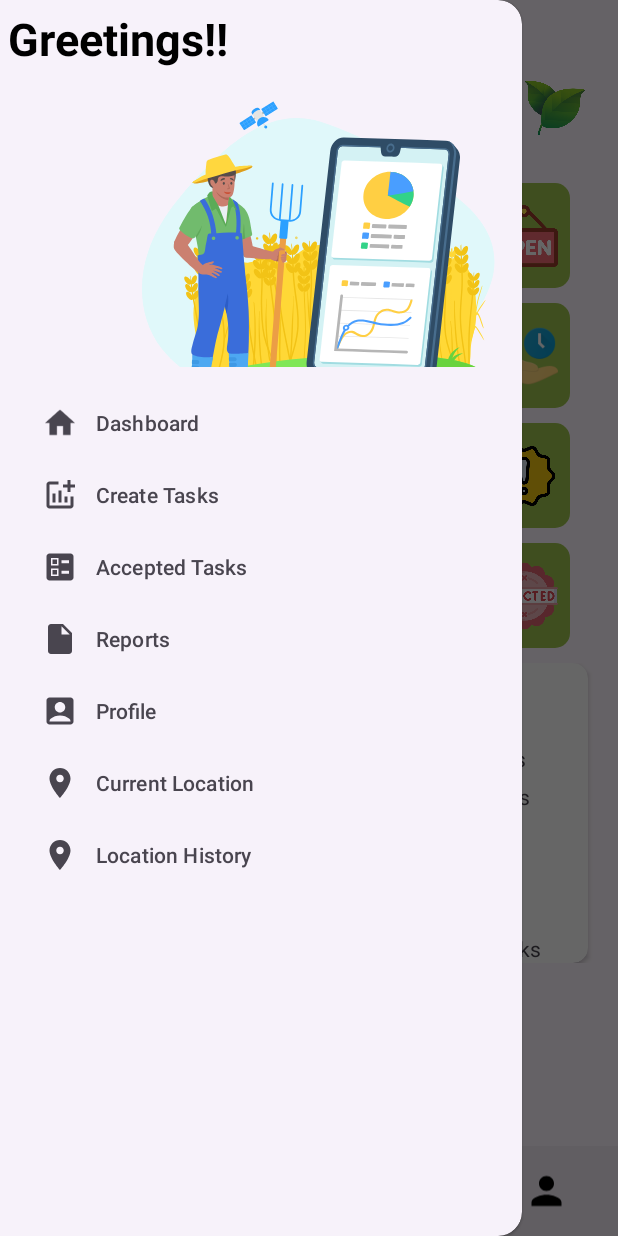
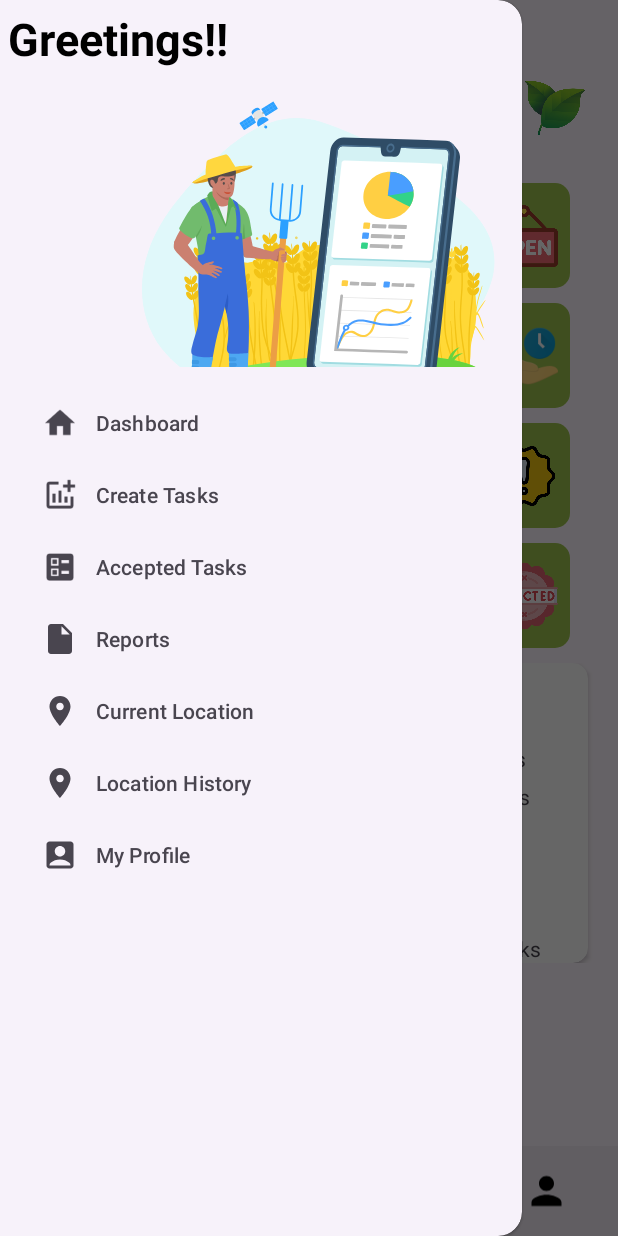
Before and after one commit to NaveenHareendra/FSM_CLIENT, an Android app: the NavigationDrawer screen opened directly, with no data from a screen before it, with the side drawer open, on a phone screen of 412 x 824 dp. Run offline under Robolectric (Android 15) with nearby library versions, the phone set to English and light mode, and no system bars; our stand-ins replace Firebase (no records; nobody signed in at launch, a user with empty details on screens opened directly); libraries missing offline, so code that uses them is left out: org.eazegraph.lib; plain views replace PieChart; 9 statements that could not run were skipped.

Commit message:
Changes On Viva Day

```diff
--- a/app/src/main/java/com/example/agrisiteclient/DownloadReports.java
+++ b/app/src/main/java/com/example/agrisiteclient/DownloadReports.java
@@ -153,8 +153,8 @@ public class DownloadReports extends AppCompatActivity {
                 float completionRatio = totalTasks == 0 ? 0 : ((float) completedTasks / totalTasks);
                 float incompletionRatio = ((float)(totalTasks - completedTasks)/totalTasks);
 
-                Toast.makeText(DownloadReports.this, "COMPLETION RATIO: " +completionRatio, Toast.LENGTH_SHORT).show();
-                Toast.makeText(DownloadReports.this, "INCOMPLETION RATIO: " +incompletionRatio, Toast.LENGTH_SHORT).show();
+                //Toast.makeText(DownloadReports.this, "COMPLETION RATIO: " +completionRatio, Toast.LENGTH_SHORT).show();
+                //Toast.makeText(DownloadReports.this, "INCOMPLETION RATIO: " +incompletionRatio, Toast.LENGTH_SHORT).show();
 
                 Log.d("COMPLETE RATIO","AS RATIO"+completionRatio);
                 Log.d("INCOMPLETE RATIO","AS RATIO"+incompletionRatio);
--- a/app/src/main/java/com/example/agrisiteclient/LoginPage.java
+++ b/app/src/main/java/com/example/agrisiteclient/LoginPage.java
@@ -108,10 +108,10 @@ public class LoginPage extends AppCompatActivity {
                             //Toast.makeText(LoginPage.this, "Selected name is 1: " +fullnameFromDB, Toast.LENGTH_SHORT).show();
 
                             i.putExtra("selectedVSDomain", VSDomainFromDB);
-                            Toast.makeText(LoginPage.this, "Selected VS Domain is 1 : " +VSDomainFromDB, Toast.LENGTH_SHORT).show();
+                            //Toast.makeText(LoginPage.this, "Selected VS Domain is 1 : " +VSDomainFromDB, Toast.LENGTH_SHORT).show();
 
                             i.putExtra("selectedDivision", DivisionFromDB);
-                            Toast.makeText(LoginPage.this, "Selected Division is 1 : " +DivisionFromDB, Toast.LENGTH_SHORT).show();
+                            //Toast.makeText(LoginPage.this, "Selected Division is 1 : " +DivisionFromDB, Toast.LENGTH_SHORT).show();
 
                             i.putExtra("userID", userIDFromDB);
                             //Toast.makeText(LoginPage.this, "Selected UserID : " +userIDFromDB, Toast.LENGTH_SHORT).show();
--- a/app/src/main/res/layout/activity_navigation_drawer.xml
+++ b/app/src/main/res/layout/activity_navigation_drawer.xml
@@ -785,7 +785,7 @@
                             android:layout_height="30dp"
                             android:layout_weight="1"
                             android:layout_gravity="center"
-                            android:src="@drawable/baseline_bookmark_24" />
+                            android:src="@drawable/baseline_addchart_24" />
                     </LinearLayout>
 
                     <LinearLayout
@@ -821,7 +821,7 @@
                             android:layout_height="30dp"
                             android:layout_weight="1"
                             android:layout_gravity="center"
-                            android:src="@drawable/baseline_notifications_24"/>
+                            android:src="@drawable/baseline_ballot_24"/>
                     </LinearLayout>
 
                     <LinearLayout
--- a/app/src/main/res/layout/task_update_popup.xml
+++ b/app/src/main/res/layout/task_update_popup.xml
@@ -24,6 +24,7 @@
             android:textStyle="bold"
             android:layout_marginTop="0dp"/>
     </LinearLayout>
+
     <ScrollView
         android:layout_width="match_parent"
         android:layout_height="fill_parent">
--- a/app/src/main/res/menu/main_menu.xml
+++ b/app/src/main/res/menu/main_menu.xml
@@ -6,8 +6,8 @@
        <item android:id="@+id/nav_createtasks" android:title="Create Tasks" android:icon="@drawable/baseline_addchart_24"/>
        <item android:id="@+id/nav_acceptedtaskboard" android:title="Accepted Tasks" android:icon="@drawable/baseline_ballot_24"/>
        <item android:id="@+id/nav_reports" android:title="Reports" android:icon="@drawable/reports"/>
-       <item android:id="@+id/nav_profile" android:title="Profile" android:icon="@drawable/baseline_account_box_24"/>
-        <item android:id="@+id/nav_map" android:title="Current Location" android:icon="@drawable/baseline_location_on_24"/>
-        <item android:id="@+id/nav_premap" android:title="Location History" android:icon="@drawable/baseline_location_on_24"/>
+       <item android:id="@+id/nav_map" android:title="Current Location" android:icon="@drawable/baseline_location_on_24"/>
+       <item android:id="@+id/nav_premap" android:title="Location History" android:icon="@drawable/baseline_location_on_24"/>
+       <item android:id="@+id/nav_profile" android:title="My Profile" android:icon="@drawable/baseline_account_box_24"/>
     </group>
 </menu>
```
Also changed, not shown: app/src/main/java/com/example/agrisiteclient/TaskRecycleViewAdapter.java (+8 -2 lines), app/src/main/res/layout/report_item.xml (line endings or trailing spaces).
